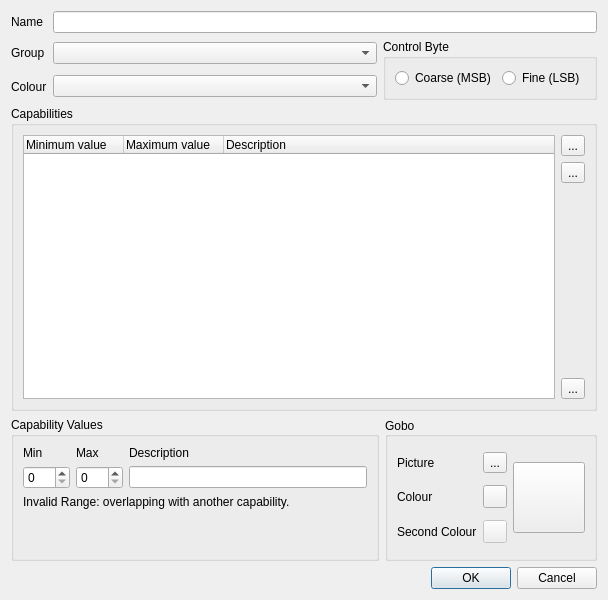
This is fixtureeditor/editchannel.ui in mcallegari/qlcplus as Qt 5 draws it before an edit. The edited form follows.
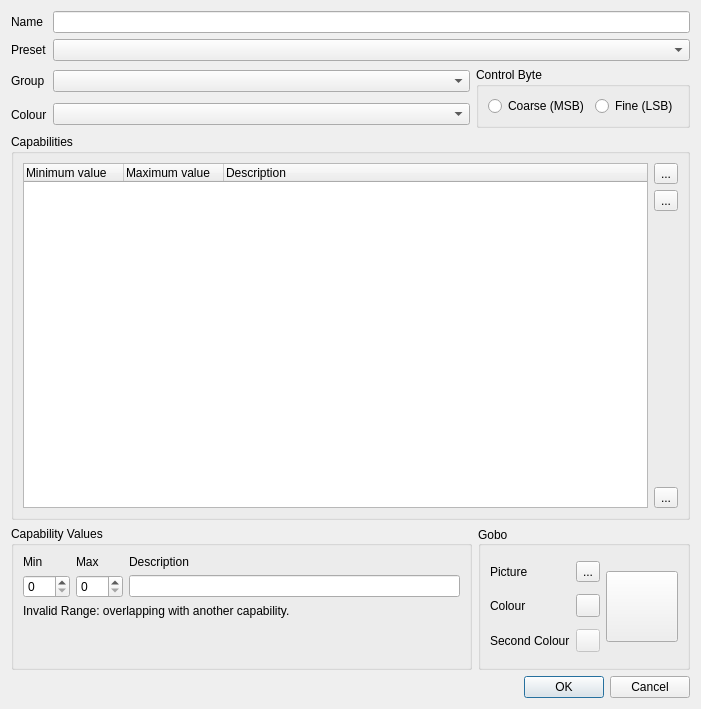
This is the edited form. Icons and pictures are not drawn.

Commit message: fixture editor: add channel presets

Diff of the .ui file:
```diff
--- a/fixtureeditor/editchannel.ui
+++ b/fixtureeditor/editchannel.ui
@@ -25,87 +25,15 @@
    <rect>
     <x>0</x>
     <y>0</y>
-    <width>608</width>
-    <height>600</height>
+    <width>701</width>
+    <height>709</height>
    </rect>
   </property>
   <property name="windowTitle">
    <string>Edit Channel</string>
   </property>
   <layout class="QGridLayout" name="gridLayout_2">
-   <item row="0" column="0">
-    <widget class="QLabel" name="m_nameLabel">
-     <property name="sizePolicy">
-      <sizepolicy hsizetype="Preferred" vsizetype="Preferred">
-       <horstretch>0</horstretch>
-       <verstretch>0</verstretch>
-      </sizepolicy>
-     </property>
-     <property name="text">
-      <string>Name</string>
-     </property>
-    </widget>
-   </item>
-   <item row="2" column="0">
-    <widget class="QLabel" name="m_colourLabel">
-     <property name="sizePolicy">
-      <sizepolicy hsizetype="Preferred" vsizetype="Preferred">
-       <horstretch>0</horstretch>
-       <verstretch>0</verstretch>
-      </sizepolicy>
-     </property>
-     <property name="text">
-      <string>Colour</string>
-     </property>
-    </widget>
-   </item>
-   <item row="2" column="1">
-    <widget class="QComboBox" name="m_colourCombo">
-     <property name="sizePolicy">
-      <sizepolicy hsizetype="Expanding" vsizetype="Fixed">
-       <horstretch>0</horstretch>
-       <verstretch>0</verstretch>
-      </sizepolicy>
-     </property>
-     <property name="toolTip">
-      <string>Primary colour level controlled by this channel</string>
-     </property>
-    </widget>
-   </item>
-   <item row="1" column="0">
-    <widget class="QLabel" name="m_groupLabel">
-     <property name="sizePolicy">
-      <sizepolicy hsizetype="Preferred" vsizetype="Preferred">
-       <horstretch>0</horstretch>
-       <verstretch>0</verstretch>
-      </sizepolicy>
-     </property>
-     <property name="text">
-      <string>Group</string>
-     </property>
-    </widget>
-   </item>
-   <item row="0" column="1" colspan="2">
-    <widget class="QLineEdit" name="m_nameEdit">
-     <property name="toolTip">
-      <string>The name of this channel</string>
-     </property>
-    </widget>
-   </item>
-   <item row="1" column="1">
-    <widget class="QComboBox" name="m_groupCombo">
-     <property name="sizePolicy">
-      <sizepolicy hsizetype="Expanding" vsizetype="Fixed">
-       <horstretch>0</horstretch>
-       <verstretch>0</verstretch>
-      </sizepolicy>
-     </property>
-     <property name="toolTip">
-      <string>The group this channel belongs to</string>
-     </property>
-    </widget>
-   </item>
-   <item row="5" column="0" colspan="3">
+   <item row="7" column="0" colspan="3">
     <layout class="QHBoxLayout" name="m_capValueGroup">
      <item>
       <widget class="QGroupBox" name="m_valueGroup">
@@ -296,30 +224,20 @@
      </item>
     </layout>
    </item>
-   <item row="1" column="2" rowspan="2">
-    <widget class="QGroupBox" name="m_controlByteGroup">
-     <property name="title">
-      <string>Control Byte</string>
+   <item row="4" column="0">
+    <widget class="QLabel" name="m_colourLabel">
+     <property name="sizePolicy">
+      <sizepolicy hsizetype="Preferred" vsizetype="Preferred">
+       <horstretch>0</horstretch>
+       <verstretch>0</verstretch>
+      </sizepolicy>
      </property>
-     <layout class="QHBoxLayout">
-      <item>
-       <widget class="QRadioButton" name="m_msbRadio">
-        <property name="text">
-         <string>Coarse (MSB)</string>
-        </property>
-       </widget>
-      </item>
-      <item>
-       <widget class="QRadioButton" name="m_lsbRadio">
-        <property name="text">
-         <string>Fine (LSB)</string>
-        </property>
-       </widget>
-      </item>
-     </layout>
+     <property name="text">
+      <string>Colour</string>
+     </property>
     </widget>
    </item>
-   <item row="6" column="0" colspan="3">
+   <item row="8" column="0" colspan="3">
     <widget class="QDialogButtonBox" name="buttonBox">
      <property name="orientation">
       <enum>Qt::Horizontal</enum>
@@ -329,7 +247,7 @@
      </property>
     </widget>
    </item>
-   <item row="4" column="0" colspan="3">
+   <item row="6" column="0" colspan="3">
     <widget class="QGroupBox" name="groupBox_2">
      <property name="sizePolicy">
       <sizepolicy hsizetype="Preferred" vsizetype="Expanding">
@@ -448,6 +366,117 @@
      </layout>
     </widget>
    </item>
+   <item row="3" column="2" rowspan="2">
+    <widget class="QGroupBox" name="m_controlByteGroup">
+     <property name="title">
+      <string>Control Byte</string>
+     </property>
+     <layout class="QHBoxLayout">
+      <item>
+       <widget class="QRadioButton" name="m_msbRadio">
+        <property name="text">
+         <string>Coarse (MSB)</string>
+        </property>
+       </widget>
+      </item>
+      <item>
+       <widget class="QRadioButton" name="m_lsbRadio">
+        <property name="text">
+         <string>Fine (LSB)</string>
+        </property>
+       </widget>
+      </item>
+     </layout>
+    </widget>
+   </item>
+   <item row="4" column="1">
+    <widget class="QComboBox" name="m_colourCombo">
+     <property name="sizePolicy">
+      <sizepolicy hsizetype="Expanding" vsizetype="Fixed">
+       <horstretch>0</horstretch>
+       <verstretch>0</verstretch>
+      </sizepolicy>
+     </property>
+     <property name="toolTip">
+      <string>Primary colour level controlled by this channel</string>
+     </property>
+     <property name="iconSize">
+      <size>
+       <width>24</width>
+       <height>24</height>
+      </size>
+     </property>
+    </widget>
+   </item>
+   <item row="3" column="1">
+    <widget class="QComboBox" name="m_groupCombo">
+     <property name="sizePolicy">
+      <sizepolicy hsizetype="Expanding" vsizetype="Fixed">
+       <horstretch>0</horstretch>
+       <verstretch>0</verstretch>
+      </sizepolicy>
+     </property>
+     <property name="toolTip">
+      <string>The group this channel belongs to</string>
+     </property>
+     <property name="iconSize">
+      <size>
+       <width>24</width>
+       <height>24</height>
+      </size>
+     </property>
+    </widget>
+   </item>
+   <item row="3" column="0">
+    <widget class="QLabel" name="m_groupLabel">
+     <property name="sizePolicy">
+      <sizepolicy hsizetype="Preferred" vsizetype="Preferred">
+       <horstretch>0</horstretch>
+       <verstretch>0</verstretch>
+      </sizepolicy>
+     </property>
+     <property name="text">
+      <string>Group</string>
+     </property>
+    </widget>
+   </item>
+   <item row="0" column="1" colspan="2">
+    <widget class="QLineEdit" name="m_nameEdit">
+     <property name="toolTip">
+      <string>The name of this channel</string>
+     </property>
+    </widget>
+   </item>
+   <item row="0" column="0">
+    <widget class="QLabel" name="m_nameLabel">
+     <property name="sizePolicy">
+      <sizepolicy hsizetype="Preferred" vsizetype="Preferred">
+       <horstretch>0</horstretch>
+       <verstretch>0</verstretch>
+      </sizepolicy>
+     </property>
+     <property name="text">
+      <string>Name</string>
+     </property>
+    </widget>
+   </item>
+   <item row="1" column="0">
+    <widget class="QLabel" name="m_presetLabel">
+     <property name="text">
+      <string>Preset</string>
+     </property>
+    </widget>
+   </item>
+   <item row="1" column="1" colspan="2">
+    <widget class="QComboBox" name="m_presetCombo">
+     <property name="iconSize">
+      <size>
+       <width>24</width>
+       <height>24</height>
+      </size>
+     </property>
+    </widget>
+   </item>
   </layout>
  </widget>
  <tabstops>
```
The commit also changes 3 other files.
